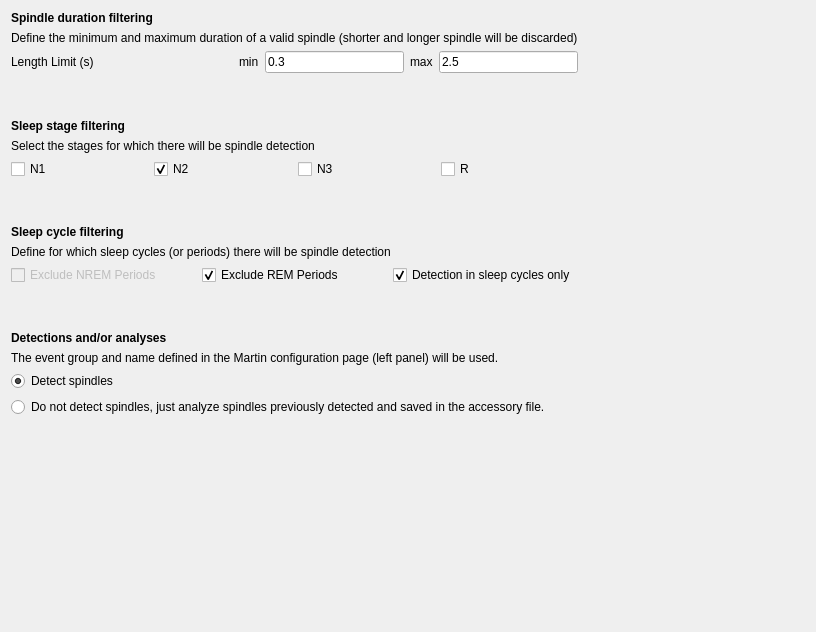
Qt form tools/CEAMSTools/SpindleDetectionA7/SpindleDetectorSelStep/Ui_SpindleDetectorSelStep.ui (SnoozToolbox/snooz-package-ceams) before a commit.
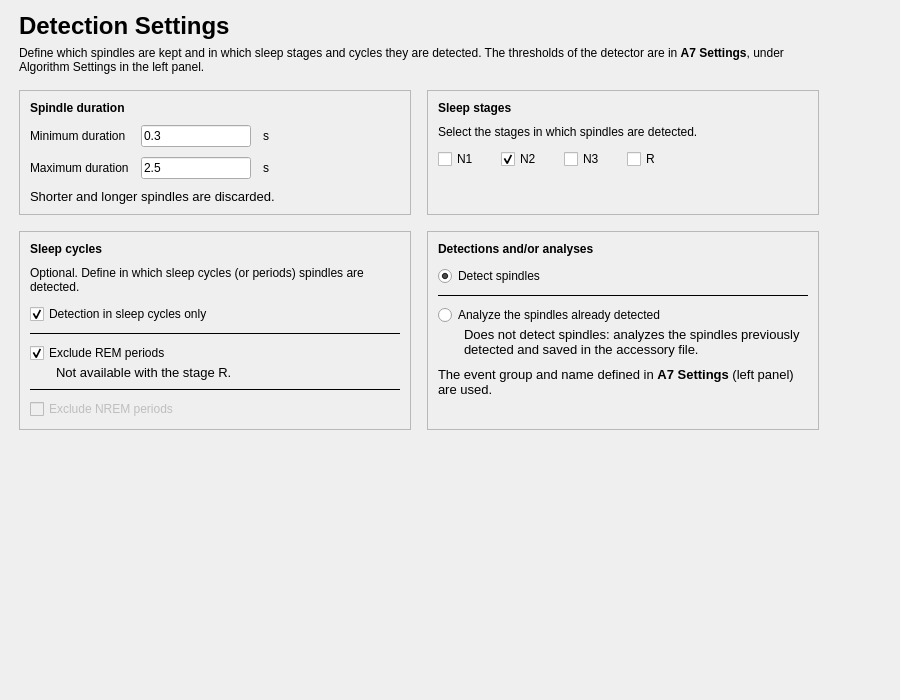
The same form after that commit.

Commit message: Detect Spindles with A7: redesigned pages (tool 3.9.3)

```diff
--- a/tools/CEAMSTools/SpindleDetectionA7/SpindleDetectorSelStep/Ui_SpindleDetectorSelStep.ui
+++ b/tools/CEAMSTools/SpindleDetectionA7/SpindleDetectorSelStep/Ui_SpindleDetectorSelStep.ui
@@ -6,134 +6,312 @@
    <rect>
     <x>0</x>
     <y>0</y>
-    <width>816</width>
-    <height>632</height>
+    <width>900</width>
+    <height>700</height>
    </rect>
   </property>
   <property name="windowTitle">
    <string/>
   </property>
-  <layout class="QHBoxLayout" name="horizontalLayout_5">
-   <item>
-    <layout class="QVBoxLayout" name="verticalLayout_3">
-     <item>
       <layout class="QVBoxLayout" name="verticalLayout">
+   <property name="leftMargin">
+    <number>19</number>
+   </property>
+   <property name="topMargin">
+    <number>12</number>
+   </property>
+   <property name="rightMargin">
+    <number>19</number>
+   </property>
+   <property name="bottomMargin">
+    <number>12</number>
+   </property>
+   <item>
+    <layout class="QHBoxLayout" name="content_row" stretch="1,0">
+     <property name="leftMargin">
+      <number>0</number>
+     </property>
+     <property name="topMargin">
+      <number>0</number>
+     </property>
+     <property name="rightMargin">
+      <number>0</number>
+     </property>
+     <property name="bottomMargin">
+      <number>0</number>
+     </property>
+     <item>
+      <widget class="QWidget" name="content_widget" native="true">
+       <property name="maximumSize">
+        <size>
+         <width>800</width>
+         <height>16777215</height>
+        </size>
+       </property>
+       <layout class="QVBoxLayout" name="content_layout">
+        <property name="spacing">
+         <number>16</number>
+        </property>
+        <property name="leftMargin">
+         <number>0</number>
+        </property>
+        <property name="topMargin">
+         <number>0</number>
+        </property>
+        <property name="rightMargin">
+         <number>0</number>
+        </property>
+        <property name="bottomMargin">
+         <number>0</number>
+        </property>
+        <item>
+         <layout class="QVBoxLayout" name="header_layout">
+          <property name="spacing">
+           <number>6</number>
+          </property>
+          <item>
+           <widget class="QLabel" name="title_label">
+            <property name="font">
+             <font>
+              <pointsize>18</pointsize>
+              <bold>true</bold>
+             </font>
+            </property>
+            <property name="text">
+             <string>Detection Settings</string>
+            </property>
+           </widget>
+          </item>
+          <item>
+           <widget class="QLabel" name="subtitle_label">
+            <property name="text">
+             <string>Define which spindles are kept and in which sleep stages and cycles they are detected. The thresholds of the detector are in &lt;b&gt;A7 Settings&lt;/b&gt;, under Algorithm Settings in the left panel.</string>
+            </property>
+            <property name="textFormat">
+             <enum>Qt::TextFormat::RichText</enum>
+            </property>
+            <property name="wordWrap">
+             <bool>true</bool>
+            </property>
+            <property name="variant" stdset="0">
+             <string notr="true">help</string>
+            </property>
+           </widget>
+          </item>
+         </layout>
+        </item>
+        <item>
+         <layout class="QHBoxLayout" name="detection_cards_layout" stretch="1,1">
+          <property name="spacing">
+           <number>16</number>
+          </property>
+          <item>
+           <widget class="QFrame" name="duration_card">
+            <property name="frameShape">
+             <enum>QFrame::Shape::StyledPanel</enum>
+            </property>
+            <property name="frameShadow">
+             <enum>QFrame::Shadow::Raised</enum>
+            </property>
+            <layout class="QVBoxLayout" name="duration_card_layout">
+             <property name="spacing">
+              <number>10</number>
+             </property>
+             <property name="leftMargin">
+              <number>10</number>
+             </property>
+             <property name="topMargin">
+              <number>10</number>
+             </property>
+             <property name="rightMargin">
+              <number>10</number>
+             </property>
+             <property name="bottomMargin">
+              <number>10</number>
+             </property>
        <item>
         <widget class="QLabel" name="label_5">
          <property name="font">
           <font>
-           <weight>50</weight>
-           <italic>false</italic>
-           <bold>false</bold>
+                 <bold>true</bold>
           </font>
          </property>
          <property name="text">
-          <string>&lt;html&gt;&lt;head/&gt;&lt;body&gt;&lt;p&gt;&lt;span style=&quot; font-weight:600;&quot;&gt;Spindle duration filtering&lt;/span&gt;&lt;/p&gt;&lt;/body&gt;&lt;/html&gt;</string>
+                <string>Spindle duration</string>
          </property>
         </widget>
        </item>
        <item>
-        <widget class="QLabel" name="label_8">
-         <property name="text">
-          <string>Define the minimum and maximum duration of a valid spindle (shorter and longer spindle will be discarded)</string>
-         </property>
-        </widget>
-       </item>
-       <item>
-        <layout class="QHBoxLayout" name="horizontalLayout">
-         <item>
-          <widget class="QLabel" name="label">
-           <property name="text">
-            <string>Length Limit (s)</string>
-           </property>
-          </widget>
-         </item>
-         <item>
-          <spacer name="horizontalSpacer">
-           <property name="orientation">
-            <enum>Qt::Horizontal</enum>
-           </property>
-           <property name="sizeHint" stdset="0">
-            <size>
-             <width>40</width>
-             <height>20</height>
-            </size>
-           </property>
-          </spacer>
-         </item>
-         <item>
+              <layout class="QGridLayout" name="duration_grid">
+               <property name="horizontalSpacing">
+                <number>12</number>
+               </property>
+               <property name="verticalSpacing">
+                <number>10</number>
+               </property>
+               <item row="0" column="0">
           <widget class="QLabel" name="label_3">
            <property name="text">
-            <string>min</string>
+                  <string>Minimum duration</string>
            </property>
           </widget>
          </item>
-         <item>
+               <item row="0" column="1">
           <widget class="QLineEdit" name="min_length_lineEdit">
+                 <property name="maximumSize">
+                  <size>
+                   <width>110</width>
+                   <height>16777215</height>
+                  </size>
+                 </property>
            <property name="text">
             <string>0.3</string>
            </property>
           </widget>
          </item>
-         <item>
+               <item row="0" column="2">
+                <widget class="QLabel" name="min_length_unit_label">
+                 <property name="text">
+                  <string>s</string>
+                 </property>
+                 <property name="variant" stdset="0">
+                  <string notr="true">help</string>
+                 </property>
+                </widget>
+               </item>
+               <item row="1" column="0">
           <widget class="QLabel" name="label_4">
            <property name="text">
-            <string>max</string>
+                  <string>Maximum duration</string>
            </property>
           </widget>
          </item>
-         <item>
+               <item row="1" column="1">
           <widget class="QLineEdit" name="max_length_lineEdit">
+                 <property name="maximumSize">
+                  <size>
+                   <width>110</width>
+                   <height>16777215</height>
+                  </size>
+                 </property>
            <property name="text">
             <string>2.5</string>
            </property>
           </widget>
          </item>
-        </layout>
-       </item>
+               <item row="1" column="2">
+                <widget class="QLabel" name="max_length_unit_label">
+                 <property name="text">
+                  <string>s</string>
+                 </property>
+                 <property name="variant" stdset="0">
+                  <string notr="true">help</string>
+                 </property>
+                </widget>
+               </item>
+               <item row="0" column="3">
+                <spacer name="duration_grid_spacer">
+                 <property name="orientation">
+                  <enum>Qt::Orientation::Horizontal</enum>
+                 </property>
+                 <property name="sizeHint" stdset="0">
+                  <size>
+                   <width>40</width>
+                   <height>20</height>
+                  </size>
+                 </property>
+                </spacer>
+               </item>
       </layout>
      </item>
      <item>
-      <spacer name="verticalSpacer_2">
-       <property name="orientation">
-        <enum>Qt::Vertical</enum>
-       </property>
-       <property name="sizeType">
-        <enum>QSizePolicy::Fixed</enum>
+              <widget class="QLabel" name="label_8">
+               <property name="font">
+                <font>
+                 <pointsize>10</pointsize>
+                </font>
+               </property>
+               <property name="text">
+                <string>Shorter and longer spindles are discarded.</string>
+               </property>
+               <property name="wordWrap">
+                <bool>true</bool>
+               </property>
+               <property name="variant" stdset="0">
+                <string notr="true">help</string>
+               </property>
+              </widget>
+             </item>
+             <item>
+              <spacer name="duration_stretch">
+               <property name="orientation">
+                <enum>Qt::Orientation::Vertical</enum>
        </property>
        <property name="sizeHint" stdset="0">
         <size>
          <width>20</width>
-         <height>40</height>
+                 <height>0</height>
         </size>
        </property>
       </spacer>
      </item>
+            </layout>
+           </widget>
+          </item>
      <item>
-      <layout class="QVBoxLayout" name="verticalLayout_2">
+           <widget class="QFrame" name="stages_card">
+            <property name="frameShape">
+             <enum>QFrame::Shape::StyledPanel</enum>
+            </property>
+            <property name="frameShadow">
+             <enum>QFrame::Shadow::Raised</enum>
+            </property>
+            <layout class="QVBoxLayout" name="stages_card_layout">
+             <property name="spacing">
+              <number>10</number>
+             </property>
+             <property name="leftMargin">
+              <number>10</number>
+             </property>
+             <property name="topMargin">
+              <number>10</number>
+             </property>
+             <property name="rightMargin">
+              <number>10</number>
+             </property>
+             <property name="bottomMargin">
+              <number>10</number>
+             </property>
        <item>
         <widget class="QLabel" name="label_6">
          <property name="font">
           <font>
-           <weight>50</weight>
-           <italic>false</italic>
-           <bold>false</bold>
+                 <bold>true</bold>
           </font>
          </property>
          <property name="text">
-          <string>&lt;html&gt;&lt;head/&gt;&lt;body&gt;&lt;p&gt;&lt;span style=&quot; font-weight:600;&quot;&gt;Sleep stage filtering&lt;/span&gt;&lt;/p&gt;&lt;/body&gt;&lt;/html&gt;</string>
+                <string>Sleep stages</string>
          </property>
         </widget>
        </item>
        <item>
         <widget class="QLabel" name="label_2">
          <property name="text">
-          <string>Select the stages for which there will be spindle detection</string>
+                <string>Select the stages in which spindles are detected.</string>
+               </property>
+               <property name="wordWrap">
+                <bool>true</bool>
+               </property>
+               <property name="variant" stdset="0">
+                <string notr="true">help</string>
          </property>
         </widget>
        </item>
        <item>
-        <layout class="QHBoxLayout" name="horizontalLayout_2">
+              <layout class="QHBoxLayout" name="stages_layout">
+               <property name="spacing">
+                <number>22</number>
+               </property>
          <item>
           <widget class="QCheckBox" name="checkBox_n1">
            <property name="text">
@@ -168,69 +346,103 @@
            </property>
           </widget>
          </item>
-        </layout>
+               <item>
+                <spacer name="stages_spacer">
+                 <property name="orientation">
+                  <enum>Qt::Orientation::Horizontal</enum>
+                 </property>
+                 <property name="sizeHint" stdset="0">
+                  <size>
+                   <width>40</width>
+                   <height>20</height>
+                  </size>
+                 </property>
+                </spacer>
        </item>
       </layout>
      </item>
      <item>
-      <spacer name="verticalSpacer">
+              <spacer name="stages_stretch">
        <property name="orientation">
-        <enum>Qt::Vertical</enum>
-       </property>
-       <property name="sizeType">
-        <enum>QSizePolicy::Fixed</enum>
+                <enum>Qt::Orientation::Vertical</enum>
        </property>
        <property name="sizeHint" stdset="0">
         <size>
          <width>20</width>
-         <height>40</height>
+                 <height>0</height>
         </size>
        </property>
       </spacer>
      </item>
+            </layout>
+           </widget>
+          </item>
+         </layout>
+        </item>
+        <item>
+         <layout class="QHBoxLayout" name="cycle_cards_layout" stretch="1,1">
+          <property name="spacing">
+           <number>16</number>
+          </property>
+          <item>
+           <widget class="QFrame" name="cycles_card">
+            <property name="frameShape">
+             <enum>QFrame::Shape::StyledPanel</enum>
+            </property>
+            <property name="frameShadow">
+             <enum>QFrame::Shadow::Raised</enum>
+            </property>
+            <layout class="QVBoxLayout" name="cycles_card_layout">
+             <property name="spacing">
+              <number>10</number>
+             </property>
+             <property name="leftMargin">
+              <number>10</number>
+             </property>
+             <property name="topMargin">
+              <number>10</number>
+             </property>
+             <property name="rightMargin">
+              <number>10</number>
+             </property>
+             <property name="bottomMargin">
+              <number>10</number>
+             </property>
      <item>
       <widget class="QLabel" name="label_7">
        <property name="font">
         <font>
-         <weight>50</weight>
-         <italic>false</italic>
-         <bold>false</bold>
+                 <bold>true</bold>
         </font>
        </property>
        <property name="text">
-        <string>&lt;html&gt;&lt;head/&gt;&lt;body&gt;&lt;p&gt;&lt;span style=&quot; font-weight:600;&quot;&gt;Sleep cycle filtering&lt;/span&gt;&lt;/p&gt;&lt;/body&gt;&lt;/html&gt;</string>
+                <string>Sleep cycles</string>
        </property>
       </widget>
      </item>
      <item>
       <widget class="QLabel" name="label_9">
        <property name="text">
-        <string>Define for which sleep cycles (or periods) there will be spindle detection</string>
-       </property>
-      </widget>
-     </item>
-     <item>
-      <layout class="QHBoxLayout" name="horizontalLayout_3">
-       <item>
-        <widget class="QCheckBox" name="checkBox_excl_nremp">
-         <property name="enabled">
-          <bool>false</bool>
-         </property>
-         <property name="text">
-          <string>Exclude NREM Periods</string>
-         </property>
-        </widget>
-       </item>
-       <item>
-        <widget class="QCheckBox" name="checkBox_excl_remp">
-         <property name="text">
-          <string>Exclude REM Periods</string>
-         </property>
-         <property name="checked">
+                <string>Optional. Define in which sleep cycles (or periods) spindles are detected.</string>
+               </property>
+               <property name="wordWrap">
           <bool>true</bool>
          </property>
-        </widget>
-       </item>
+               <property name="variant" stdset="0">
+                <string notr="true">help</string>
+               </property>
+              </widget>
+             </item>
+             <item>
+              <layout class="QVBoxLayout" name="cycles_layout">
+               <property name="spacing">
+                <number>8</number>
+               </property>
+               <item>
+                <layout class="QVBoxLayout" name="cycles_layout_1_layout">
+                 <property name="spacing">
+                  <number>2</number>
+                 </property>
        <item>
         <widget class="QCheckBox" name="checkBox_only_cycles">
          <property name="text">
@@ -244,46 +456,144 @@
       </layout>
      </item>
      <item>
-      <spacer name="verticalSpacer_4">
+                <widget class="QFrame" name="cycles_layout_line_1">
+                 <property name="frameShape">
+                  <enum>QFrame::Shape::HLine</enum>
+                 </property>
+                 <property name="frameShadow">
+                  <enum>QFrame::Shadow::Plain</enum>
+                 </property>
+                </widget>
+               </item>
+               <item>
+                <layout class="QVBoxLayout" name="cycles_layout_2_layout">
+                 <property name="spacing">
+                  <number>2</number>
+                 </property>
+                 <item>
+                  <widget class="QCheckBox" name="checkBox_excl_remp">
+                   <property name="text">
+                    <string>Exclude REM periods</string>
+                   </property>
+                   <property name="checked">
+                    <bool>true</bool>
+                   </property>
+                  </widget>
+                 </item>
+                 <item>
+                  <widget class="QLabel" name="excl_remp_help_label">
+                   <property name="font">
+                    <font>
+                     <pointsize>10</pointsize>
+                    </font>
+                   </property>
+                   <property name="text">
+                    <string>Not available with the stage R.</string>
+                   </property>
+                   <property name="wordWrap">
+                    <bool>true</bool>
+                   </property>
+                   <property name="indent">
+                    <number>26</number>
+                   </property>
+                   <property name="variant" stdset="0">
+                    <string notr="true">help</string>
+                   </property>
+                  </widget>
+                 </item>
+                </layout>
+               </item>
+               <item>
+                <widget class="QFrame" name="cycles_layout_line_2">
+                 <property name="frameShape">
+                  <enum>QFrame::Shape::HLine</enum>
+                 </property>
+                 <property name="frameShadow">
+                  <enum>QFrame::Shadow::Plain</enum>
+                 </property>
+                </widget>
+               </item>
+               <item>
+                <layout class="QVBoxLayout" name="cycles_layout_3_layout">
+                 <property name="spacing">
+                  <number>2</number>
+                 </property>
+                 <item>
+                  <widget class="QCheckBox" name="checkBox_excl_nremp">
+                   <property name="text">
+                    <string>Exclude NREM periods</string>
+                   </property>
+                   <property name="enabled">
+                    <bool>false</bool>
+                   </property>
+                  </widget>
+                 </item>
+                </layout>
+               </item>
+              </layout>
+             </item>
+             <item>
+              <spacer name="cycles_stretch">
        <property name="orientation">
-        <enum>Qt::Vertical</enum>
-       </property>
-       <property name="sizeType">
-        <enum>QSizePolicy::Fixed</enum>
+                <enum>Qt::Orientation::Vertical</enum>
        </property>
        <property name="sizeHint" stdset="0">
         <size>
          <width>20</width>
-         <height>40</height>
+                 <height>0</height>
         </size>
        </property>
       </spacer>
      </item>
+            </layout>
+           </widget>
+          </item>
+          <item>
+           <widget class="QFrame" name="detection_card">
+            <property name="frameShape">
+             <enum>QFrame::Shape::StyledPanel</enum>
+            </property>
+            <property name="frameShadow">
+             <enum>QFrame::Shadow::Raised</enum>
+            </property>
+            <layout class="QVBoxLayout" name="detection_card_layout">
+             <property name="spacing">
+              <number>10</number>
+             </property>
+             <property name="leftMargin">
+              <number>10</number>
+             </property>
+             <property name="topMargin">
+              <number>10</number>
+             </property>
+             <property name="rightMargin">
+              <number>10</number>
+             </property>
+             <property name="bottomMargin">
+              <number>10</number>
+             </property>
      <item>
       <widget class="QLabel" name="label_10">
        <property name="font">
         <font>
-         <weight>50</weight>
-         <italic>false</italic>
-         <bold>false</bold>
+                 <bold>true</bold>
         </font>
        </property>
        <property name="text">
-        <string>&lt;html&gt;&lt;head/&gt;&lt;body&gt;&lt;p&gt;&lt;span style=&quot; font-weight:600;&quot;&gt;Detections and/or analyses&lt;/span&gt;&lt;/p&gt;&lt;/body&gt;&lt;/html&gt;</string>
+                <string>Detections and/or analyses</string>
        </property>
       </widget>
      </item>
      <item>
-      <layout class="QHBoxLayout" name="horizontalLayout_4">
+              <layout class="QVBoxLayout" name="detection_layout">
+               <property name="spacing">
+                <number>8</number>
+               </property>
        <item>
-        <widget class="QLabel" name="label_11">
-         <property name="text">
-          <string>The event group and name defined in the Martin configuration page (left panel) will be used. </string>
-         </property>
-        </widget>
-       </item>
-      </layout>
-     </item>
+                <layout class="QVBoxLayout" name="detection_layout_1_layout">
+                 <property name="spacing">
+                  <number>2</number>
+                 </property>
      <item>
       <widget class="QRadioButton" name="radioButton_detect_spindle">
        <property name="text">
@@ -294,36 +604,120 @@
        </property>
       </widget>
      </item>
+                </layout>
+               </item>
+               <item>
+                <widget class="QFrame" name="detection_layout_line_1">
+                 <property name="frameShape">
+                  <enum>QFrame::Shape::HLine</enum>
+                 </property>
+                 <property name="frameShadow">
+                  <enum>QFrame::Shadow::Plain</enum>
+                 </property>
+                </widget>
+               </item>
+               <item>
+                <layout class="QVBoxLayout" name="detection_layout_2_layout">
+                 <property name="spacing">
+                  <number>2</number>
+                 </property>
      <item>
       <widget class="QRadioButton" name="radioButto_analyse_spindle">
        <property name="text">
-        <string>Do not detect spindles, just analyze spindles previously detected and saved in the accessory file.</string>
+                    <string>Analyze the spindles already detected</string>
        </property>
       </widget>
      </item>
      <item>
-      <spacer name="verticalSpacer_3">
+                  <widget class="QLabel" name="analyse_help_label">
+                   <property name="font">
+                    <font>
+                     <pointsize>10</pointsize>
+                    </font>
+                   </property>
+                   <property name="text">
+                    <string>Does not detect spindles: analyzes the spindles previously detected and saved in the accessory file.</string>
+                   </property>
+                   <property name="wordWrap">
+                    <bool>true</bool>
+                   </property>
+                   <property name="indent">
+                    <number>26</number>
+                   </property>
+                   <property name="variant" stdset="0">
+                    <string notr="true">help</string>
+                   </property>
+                  </widget>
+                 </item>
+                </layout>
+               </item>
+              </layout>
+             </item>
+             <item>
+              <widget class="QLabel" name="label_11">
+               <property name="font">
+                <font>
+                 <pointsize>10</pointsize>
+                </font>
+               </property>
+               <property name="text">
+                <string>The event group and name defined in &lt;b&gt;A7 Settings&lt;/b&gt; (left panel) are used.</string>
+               </property>
+               <property name="textFormat">
+                <enum>Qt::TextFormat::RichText</enum>
+               </property>
+               <property name="wordWrap">
+                <bool>true</bool>
+               </property>
+               <property name="variant" stdset="0">
+                <string notr="true">help</string>
+               </property>
+              </widget>
+             </item>
+             <item>
+              <spacer name="detection_stretch">
        <property name="orientation">
-        <enum>Qt::Vertical</enum>
+                <enum>Qt::Orientation::Vertical</enum>
        </property>
        <property name="sizeHint" stdset="0">
         <size>
          <width>20</width>
-         <height>40</height>
+                 <height>0</height>
         </size>
        </property>
       </spacer>
      </item>
     </layout>
-   </item>
+           </widget>
+          </item>
+         </layout>
+        </item>
+       </layout>
+      </widget>
+     </item>
    <item>
-    <spacer name="horizontalSpacer_4">
+      <spacer name="content_spacer">
      <property name="orientation">
       <enum>Qt::Horizontal</enum>
      </property>
      <property name="sizeHint" stdset="0">
       <size>
-       <width>162</width>
+         <width>40</width>
+         <height>20</height>
+        </size>
+       </property>
+      </spacer>
+     </item>
+    </layout>
+   </item>
+   <item>
+    <spacer name="verticalSpacer">
+     <property name="orientation">
+      <enum>Qt::Orientation::Vertical</enum>
+     </property>
+     <property name="sizeHint" stdset="0">
+      <size>
+       <width>40</width>
        <height>20</height>
       </size>
      </property>
```
Left out of the diff: 6 changed lines with no effect on the pictures. Lines whose indentation alone changed are shown as unchanged. The commit also changes 15 other files.
